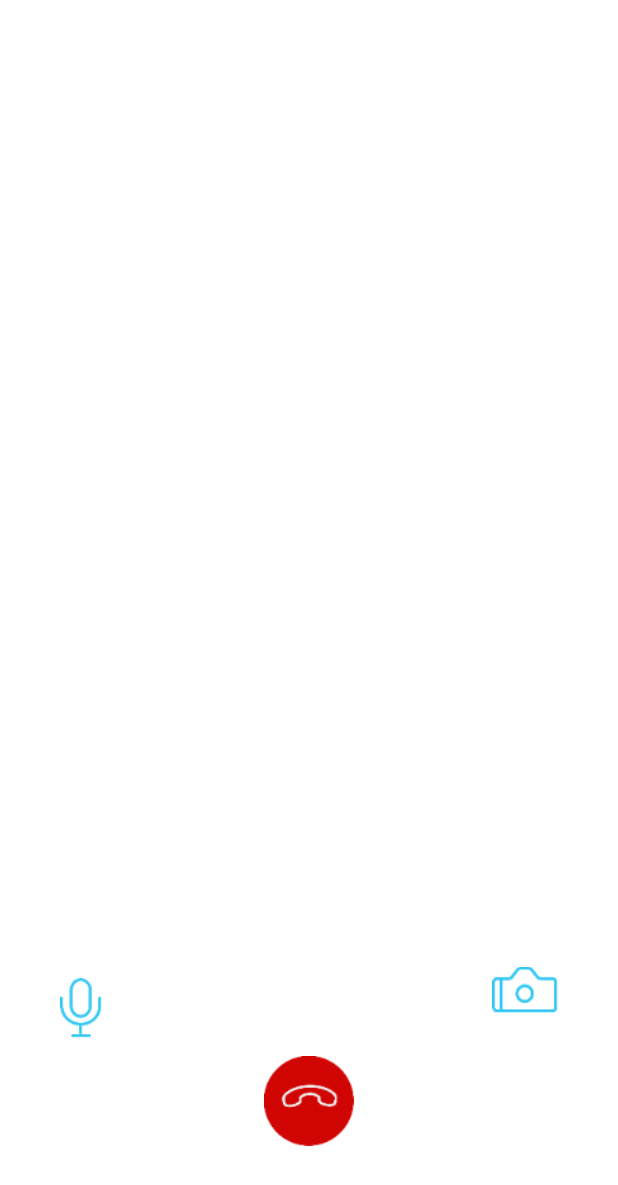
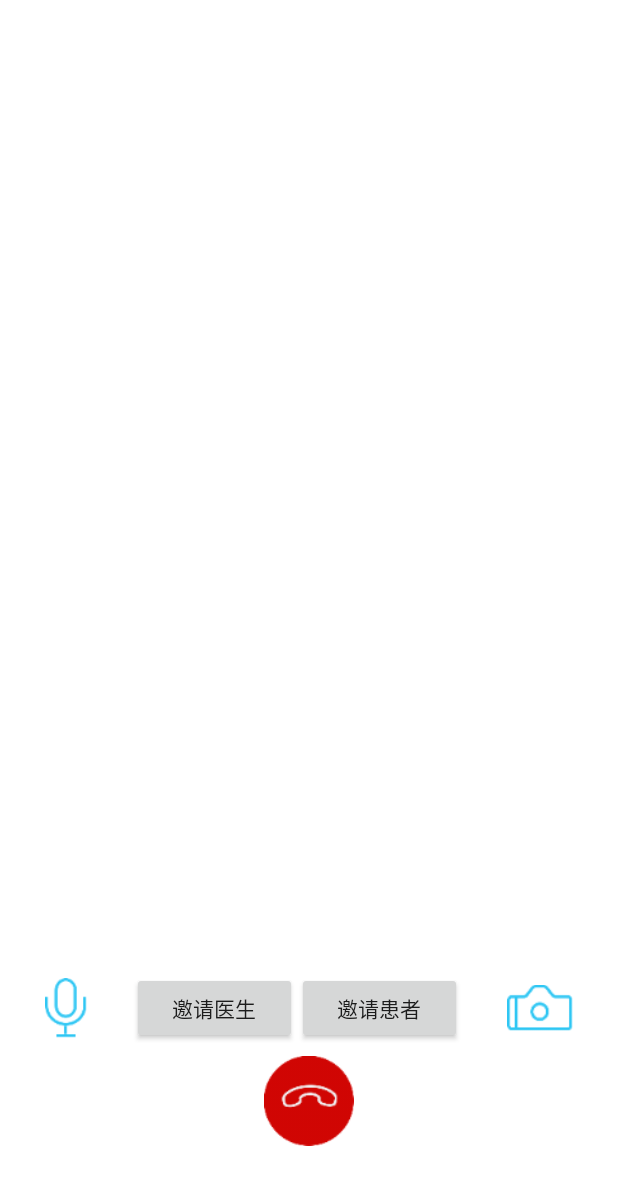
Before and after one commit to a904754642/Agora, an Android app: the layout activity_call_video.xml on its own in the app's theme, with its tools: preview values and no code run, on a phone screen of 412 x 824 dp. Shown: the top 1185 px of the screen. Run offline under Robolectric (Android 15) with nearby library versions, the phone set to English and light mode, and no system bars.

Commit message:
视频互相邀请

```diff
--- a/app/build.gradle
+++ b/app/build.gradle
@@ -25,6 +25,11 @@ android {
 dependencies {
     implementation fileTree(include: ['*.jar'], dir: 'libs')
     implementation 'com.android.support:appcompat-v7:28.0.0'
+    implementation 'com.android.support:support-v4:28.0.0'
+    implementation 'com.android.support:design:28.0.0'
     implementation files('libs/agora-rtc-sdk.jar')
     implementation files('libs/agora-sig-sdk.jar')
+
+    //RecyclerAdapter框架
+    implementation 'com.github.CymChad:BaseRecyclerViewAdapterHelper:2.9.46'
 }
--- a/app/src/main/java/com/cnlod/agora/ui/HomeActivity.java
+++ b/app/src/main/java/com/cnlod/agora/ui/HomeActivity.java
@@ -191,7 +191,7 @@ public class HomeActivity extends AppCompatActivity {
                 runOnUiThread(new Runnable() {
                     @Override
                     public void run() {
-                        if (!isAudio) {//音频
+                        if (!isAudio) {//音频  TODO ????反着来
                             Intent intent = new Intent(HomeActivity.this, CallForAudioActivity.class);
                             intent.putExtra("account", Constant.userId1);//自己
                             intent.putExtra("channelName", channelID);
--- a/app/src/main/res/layout/activity_call_video.xml
+++ b/app/src/main/res/layout/activity_call_video.xml
@@ -10,17 +10,33 @@
         android:background="@android:color/white"
         />
 
-    <FrameLayout
-        android:id="@+id/small_video_view_container"
-        android:layout_width="150dp"
+    <android.support.v7.widget.RecyclerView
+        android:id="@+id/small_video_recycler"
+        android:layout_width="match_parent"
         android:layout_height="150dp"
-        android:layout_alignParentTop="true"
-        android:layout_alignParentEnd="true"
-        android:layout_alignParentRight="true"
-        android:layout_marginTop="@dimen/activity_vertical_margin"
-        android:layout_marginEnd="@dimen/activity_horizontal_margin"
-        android:layout_marginRight="@dimen/activity_horizontal_margin"
-        />
+        android:layout_margin="10dp"
+        android:visibility="gone"/>
+
+    <!--<LinearLayout-->
+        <!--android:layout_width="match_parent"-->
+        <!--android:layout_height="wrap_content"-->
+        <!--android:orientation="horizontal">-->
+
+        <!--<FrameLayout-->
+            <!--android:id="@+id/small_video_view_container1"-->
+            <!--android:layout_width="150dp"-->
+            <!--android:layout_height="150dp"-->
+            <!--android:layout_margin="@dimen/activity_vertical_margin"-->
+            <!--/>-->
+
+        <!--<FrameLayout-->
+            <!--android:id="@+id/small_video_view_container2"-->
+            <!--android:layout_width="150dp"-->
+            <!--android:layout_height="150dp"-->
+            <!--android:layout_margin="@dimen/activity_vertical_margin"-->
+            <!--/>-->
+
+    <!--</LinearLayout>-->
 
     <TextView
         android:id="@+id/meet_title"
@@ -32,10 +48,12 @@
         android:gravity="center"
         android:paddingTop="40dp"/>
 
-    <RelativeLayout
+    <LinearLayout
         android:id="@+id/call_layout_tools"
         android:layout_width="match_parent"
         android:layout_height="64dp"
+        android:gravity="center_vertical"
+        android:orientation="horizontal"
         android:layout_alignParentBottom="true"
         android:layout_marginBottom="120dp">
 
@@ -44,20 +62,38 @@
             android:layout_width="28dp"
             android:layout_height="40dp"
             android:layout_centerVertical="true"
-            android:layout_marginLeft="40dp"
+            android:layout_marginLeft="30dp"
+            android:layout_marginRight="30dp"
             android:background="@drawable/select_checkbox_mute"
             android:button="@null"/>
+
+        <Button
+            android:id="@+id/btn_invited"
+            android:layout_width="wrap_content"
+            android:layout_height="wrap_content"
+            android:layout_weight="1"
+            android:onClick="CallClickInit"
+            android:text="邀请医生"/>
+
+        <Button
+            android:id="@+id/btn_invitep"
+            android:layout_width="wrap_content"
+            android:layout_height="wrap_content"
+            android:layout_weight="1"
+            android:onClick="CallClickInit"
+            android:text="邀请患者"/>
 
         <ImageView
             android:id="@+id/call_switch_camera"
             android:layout_width="44dp"
             android:layout_height="40dp"
+            android:layout_marginLeft="30dp"
             android:layout_alignParentRight="true"
-            android:layout_marginRight="40dp"
+            android:layout_marginRight="30dp"
             android:onClick="onSwitchCameraClicked"
             android:src="@drawable/icon_camera"/>
 
-    </RelativeLayout>
+    </LinearLayout>
 
     <RelativeLayout
         android:id="@+id/call_layout_callin"
--- /dev/null
+++ b/app/src/main/res/layout/item_grid.xml
@@ -0,0 +1,6 @@
+<?xml version="1.0" encoding="utf-8"?>
+<FrameLayout xmlns:android="http://schemas.android.com/apk/res/android"
+             android:id="@+id/frag"
+             android:layout_width="match_parent"
+             android:layout_height="match_parent">
+</FrameLayout>
--- a/build.gradle
+++ b/build.gradle
@@ -17,6 +17,7 @@ buildscript {
 allprojects {
     repositories {
         google()
+        maven { url "https://jitpack.io" }
         jcenter()
 
     }
```
Also changed, not shown: app/src/main/java/com/cnlod/agora/adapter/SurfaceAdapter.java (added, +41 -0 lines), app/src/main/java/com/cnlod/agora/ui/CallForVideoActivity.java (+111 -34 lines), app/src/main/java/com/cnlod/agora/util/DisplayUtil.java (added, +38 -0 lines).
